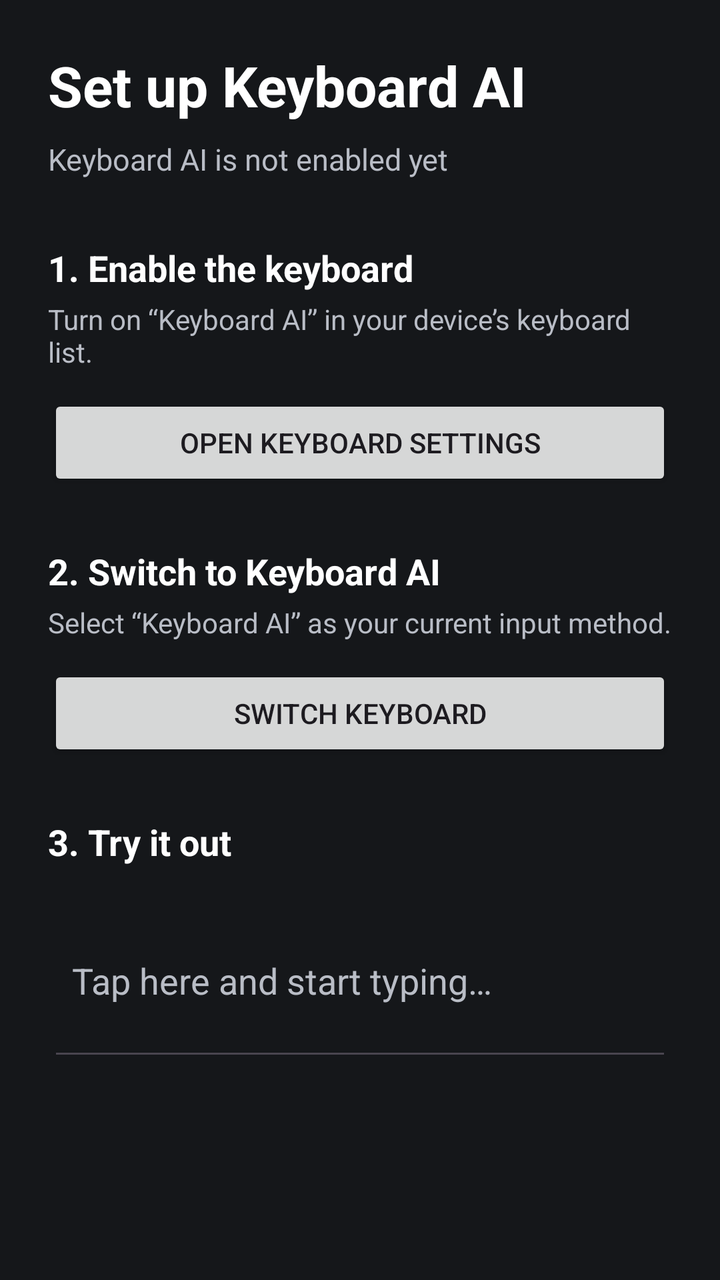
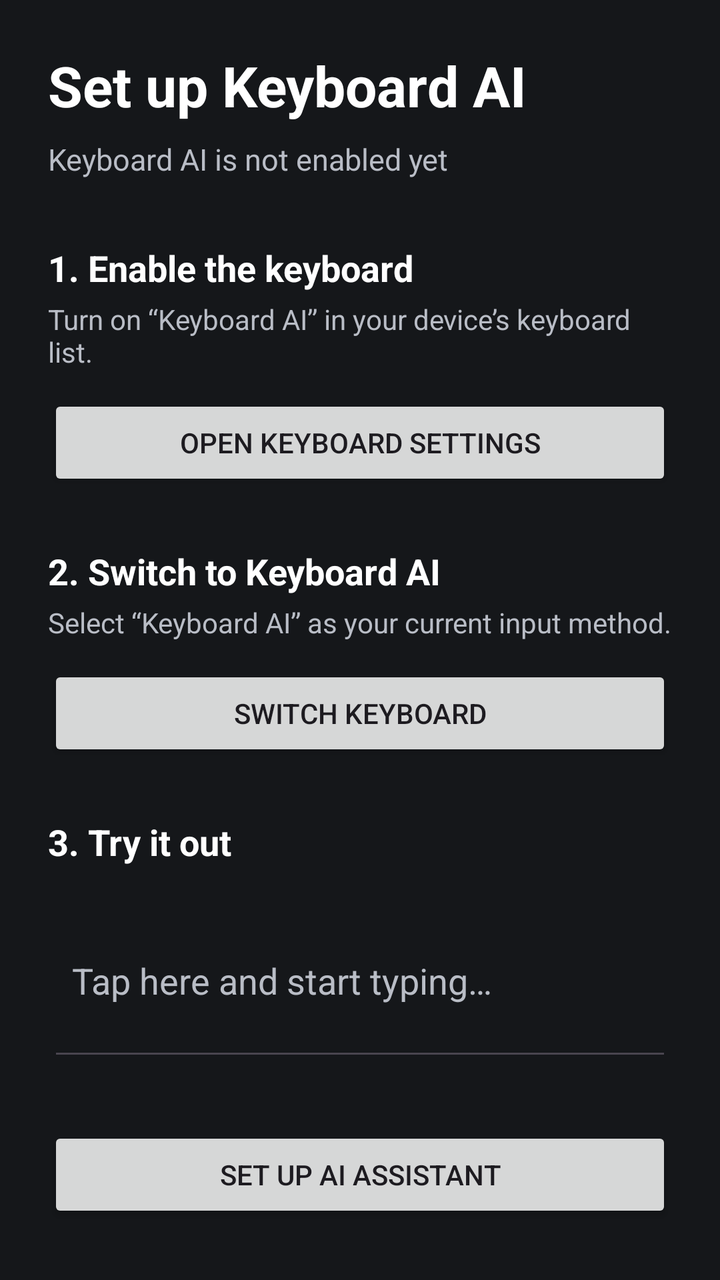

Compare the two renders of this Android layout. The source of the first and the diff that turns it into the second are given below.
<!-- AndroidManifest.xml: application theme Theme.KeyboardAI -->
<!-- res/layout/activity_main.xml -->
<?xml version="1.0" encoding="utf-8"?>
<ScrollView xmlns:android="http://schemas.android.com/apk/res/android"
    android:layout_width="match_parent"
    android:layout_height="match_parent"
    android:background="@color/brand_surface"
    android:fillViewport="true"
    android:fitsSystemWindows="true">

    <LinearLayout
        android:layout_width="match_parent"
        android:layout_height="wrap_content"
        android:orientation="vertical"
        android:padding="24dp">

        <TextView
            android:layout_width="wrap_content"
            android:layout_height="wrap_content"
            android:text="@string/setup_title"
            android:textColor="@color/kb_text"
            android:textSize="28sp"
            android:textStyle="bold" />

        <TextView
            android:id="@+id/status_text"
            android:layout_width="wrap_content"
            android:layout_height="wrap_content"
            android:layout_marginTop="8dp"
            android:text="@string/status_not_enabled"
            android:textColor="@color/kb_text_dim"
            android:textSize="15sp" />

        <TextView
            android:layout_width="wrap_content"
            android:layout_height="wrap_content"
            android:layout_marginTop="32dp"
            android:text="@string/step1_title"
            android:textColor="@color/kb_text"
            android:textSize="18sp"
            android:textStyle="bold" />

        <TextView
            android:layout_width="wrap_content"
            android:layout_height="wrap_content"
            android:layout_marginTop="4dp"
            android:text="@string/step1_desc"
            android:textColor="@color/kb_text_dim"
            android:textSize="14sp" />

        <Button
            android:id="@+id/enable_button"
            android:layout_width="match_parent"
            android:layout_height="wrap_content"
            android:layout_marginTop="12dp"
            android:text="@string/step1_button" />

        <TextView
            android:layout_width="wrap_content"
            android:layout_height="wrap_content"
            android:layout_marginTop="28dp"
            android:text="@string/step2_title"
            android:textColor="@color/kb_text"
            android:textSize="18sp"
            android:textStyle="bold" />

        <TextView
            android:layout_width="wrap_content"
            android:layout_height="wrap_content"
            android:layout_marginTop="4dp"
            android:text="@string/step2_desc"
            android:textColor="@color/kb_text_dim"
            android:textSize="14sp" />

        <Button
            android:id="@+id/switch_button"
            android:layout_width="match_parent"
            android:layout_height="wrap_content"
            android:layout_marginTop="12dp"
            android:text="@string/step2_button" />

        <TextView
            android:layout_width="wrap_content"
            android:layout_height="wrap_content"
            android:layout_marginTop="28dp"
            android:text="@string/step3_title"
            android:textColor="@color/kb_text"
            android:textSize="18sp"
            android:textStyle="bold" />

        <EditText
            android:id="@+id/try_field"
            android:layout_width="match_parent"
            android:layout_height="wrap_content"
            android:layout_marginTop="12dp"
            android:hint="@string/try_hint"
            android:inputType="textMultiLine|textCapSentences"
            android:minLines="3"
            android:padding="12dp"
            android:textColor="@color/kb_text"
            android:textColorHint="@color/kb_text_dim" />

    </LinearLayout>

</ScrollView>
<!-- resources referenced by this layout -->
<resources>
  <color name="brand_surface">#15171A</color>
  <color name="kb_text">#FFFFFF</color>
  <color name="kb_text_dim">#B9BDC6</color>
  <string name="setup_title">Set up Keyboard AI</string>
  <string name="status_not_enabled">Keyboard AI is not enabled yet</string>
  <string name="step1_button">Open keyboard settings</string>
  <string name="step1_desc">Turn on “Keyboard AI” in your device’s keyboard list.</string>
  <string name="step1_title">1. Enable the keyboard</string>
  <string name="step2_button">Switch keyboard</string>
  <string name="step2_desc">Select “Keyboard AI” as your current input method.</string>
  <string name="step2_title">2. Switch to Keyboard AI</string>
  <string name="step3_title">3. Try it out</string>
  <string name="try_hint">Tap here and start typing…</string>
  <style name="Theme.KeyboardAI" parent="Theme.Material3.DayNight.NoActionBar">
          <item name="colorPrimary">@color/brand_primary</item>
      </style>
  <color name="brand_primary">#4A8CF7</color>
</resources>

<!-- the commit's change to res/layout/activity_main.xml (unified diff, before → after) -->
@@ -98,6 +98,13 @@
             android:textColor="@color/kb_text"
             android:textColorHint="@color/kb_text_dim" />
 
+        <Button
+            android:id="@+id/ai_setup_button"
+            android:layout_width="match_parent"
+            android:layout_height="wrap_content"
+            android:layout_marginTop="28dp"
+            android:text="@string/ai_setup_open" />
+
     </LinearLayout>
 
 </ScrollView>
<!-- resource entries referenced after the edit -->
@@ -3,6 +3,7 @@
   <color name="brand_surface">#15171A</color>
   <color name="kb_text">#FFFFFF</color>
   <color name="kb_text_dim">#B9BDC6</color>
+  <string name="ai_setup_open">Set up AI assistant</string>
   <string name="setup_title">Set up Keyboard AI</string>
   <string name="status_not_enabled">Keyboard AI is not enabled yet</string>
   <string name="step1_button">Open keyboard settings</string>
